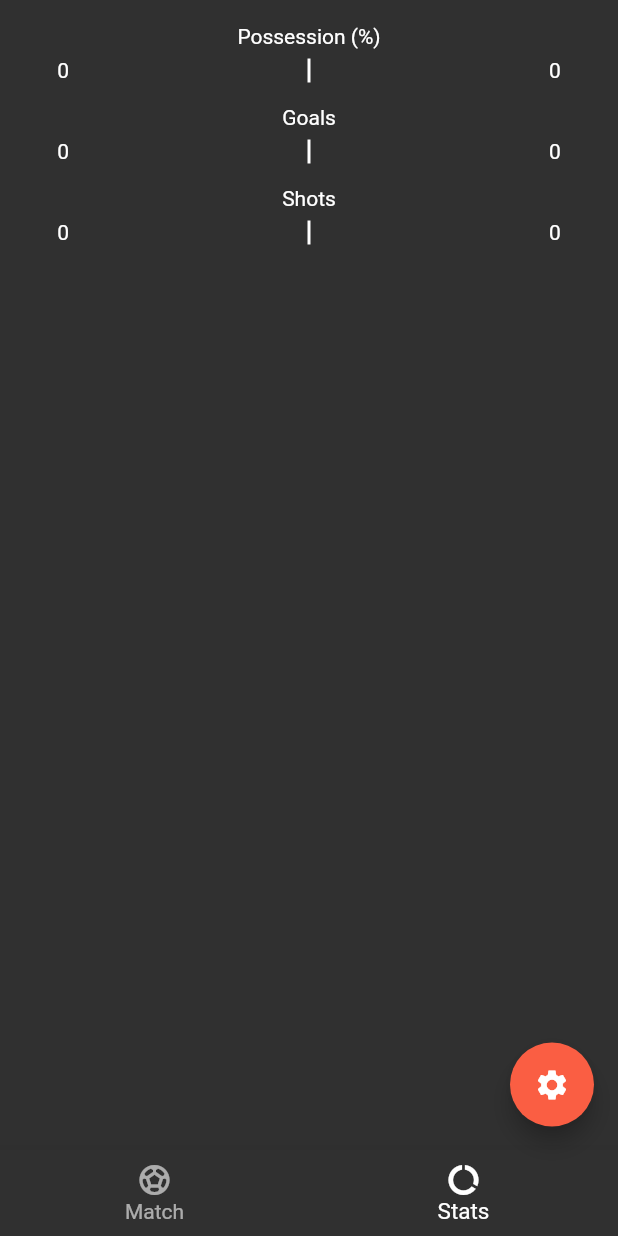
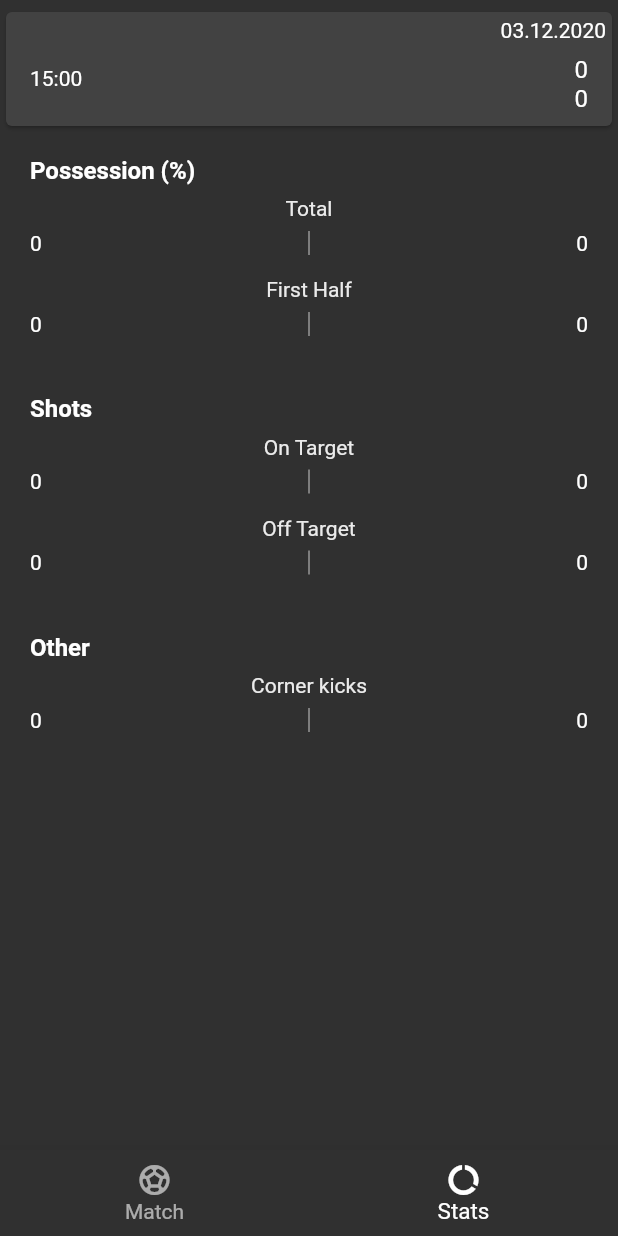
Before and after one commit to mariusschroeter/simple-football-tracker, a Flutter app: the AddMatchStartMatchScreen screen opened directly with empty values, item 2 of the bottom bar chosen, on a phone screen of 412 x 824 dp. Run offline on Flutter 3.47's test engine with Material 2 defaults, Android fonts, the phone set to English and light mode, and no system bars; our stand-ins replace flutter_svg; network calls fail; Roboto replaces fonts that are missing (Georgia).

Commit message:
#basic scoreboard & add stats #NEXT: Add seconds half possession

```diff
--- a/lib/screens/add_match_start_match.screen.dart
+++ b/lib/screens/add_match_start_match.screen.dart
@@ -5,6 +5,7 @@ import 'package:football_provider_app/providers/matches.dart';
 import 'package:football_provider_app/widgets/global_colors.dart';
 import 'package:football_provider_app/widgets/match_ball.dart';
 import 'package:football_provider_app/widgets/match_goal.dart';
+import 'package:football_provider_app/widgets/scoreboard.dart';
 import 'package:football_provider_app/widgets/stats_barchart.dart';
 import 'package:football_provider_app/widgets/stats_list.dart';
 import 'package:provider/provider.dart';
@@ -161,11 +162,15 @@ class _AddMatchStartMatchScreenState extends State<AddMatchStartMatchScreen> {
     return stats;
   }
 
-  _getTotalPercentage(bool isHome) {
+  _getPercentage({bool isHome, bool isTotal = false}) {
     final possession = isHome ? _homePossession : _awayPossession;
-    final totalPossession =
-        isHome ? _totalHomePossession : _totalAwayPossession;
-    return (((possession + totalPossession) / (_start + _totalTime)) * 100);
+    final totalTime = isTotal ? _totalTime : 0;
+    final totalPossession = isHome && isTotal
+        ? _totalHomePossession
+        : !isHome && isTotal
+            ? _totalAwayPossession
+            : 0;
+    return (((possession + totalPossession) / (_start + totalTime)) * 100);
   }
 
   _switchPercentages() {
@@ -346,9 +351,14 @@ class _AddMatchStartMatchScreenState extends State<AddMatchStartMatchScreen> {
 
   //Goal and Shot tracking
   int _homeTeamGoals = 0;
-  int _homeTeamShots = 0;
+  int _homeTeamShotsOnTarget = 0;
+  int _homeTeamShotsOffTarget = 0;
+  int _homeTeamCornerKicks = 0;
+
   int _awayTeamGoals = 0;
-  int _awayTeamShots = 0;
+  int _awayTeamShotsOnTarget = 0;
+  int _awayTeamShotsOffTarget = 0;
+  int _awayTeamCornerKicks = 0;
 
   _checkShot(isHome) {
     showAlertDialog(context, goalCheck: true, isHomeShot: isHome);
@@ -357,21 +367,24 @@ class _AddMatchStartMatchScreenState extends State<AddMatchStartMatchScreen> {
   _onShot({isHomeShot, isGoal = false, isSaved = false, isPast = false}) {
     if (isHomeShot) {
       setState(() {
-        _homeTeamShots = _homeTeamShots + 1;
         if (isGoal) {
           _homeTeamGoals = _homeTeamGoals + 1;
           _switchTeamBallPossession(isHome: false, isInit: true);
         } else if (isSaved) {
+          _homeTeamShotsOnTarget++;
           TapDownDetails details =
               TapDownDetails(localPosition: Offset(_screenWidth / 2, 430));
           _onBallMovement(details);
           _switchTeamBallPossession();
         } else if (isPast) {
+          _homeTeamShotsOffTarget++;
           TapDownDetails details =
               TapDownDetails(localPosition: Offset(_screenWidth / 2, 430));
           _onBallMovement(details);
           _switchTeamBallPossession();
         } else {
+          _homeTeamShotsOnTarget++;
+          _homeTeamCornerKicks++;
           TapDownDetails details;
           if (_ballPosition.dx < (_screenWidth / 2)) {
             details = TapDownDetails(localPosition: Offset(10, 440));
@@ -384,21 +397,24 @@ class _AddMatchStartMatchScreenState extends State<AddMatchStartMatchScreen> {
       });
     } else {
       setState(() {
-        _awayTeamShots = _awayTeamShots + 1;
         if (isGoal) {
           _awayTeamGoals = _awayTeamGoals + 1;
           _switchTeamBallPossession(isHome: false, isInit: true);
         } else if (isSaved) {
+          _awayTeamShotsOnTarget++;
           TapDownDetails details =
               TapDownDetails(localPosition: Offset(_screenWidth / 2, 20));
           _onBallMovement(details);
           _switchTeamBallPossession();
         } else if (isPast) {
+          _awayTeamShotsOffTarget++;
           TapDownDetails details =
               TapDownDetails(localPosition: Offset(_screenWidth / 2, 20));
           _onBallMovement(details);
           _switchTeamBallPossession();
         } else {
+          _awayTeamShotsOnTarget++;
+          _awayTeamCornerKicks++;
           TapDownDetails details;
           if (_ballPosition.dx < (_screenWidth / 2)) {
             details = TapDownDetails(localPosition: Offset(10, 0));
@@ -415,19 +431,42 @@ class _AddMatchStartMatchScreenState extends State<AddMatchStartMatchScreen> {
 
   _updateStatsMap() {
     setState(() {
-      _statsMap['Possession'] = [
-        _getTotalPercentage(true),
-        _getTotalPercentage(false)
-      ];
-      _statsMap['Goals'] = [_homeTeamGoals, _awayTeamGoals];
-      _statsMap['Shots'] = [_homeTeamShots, _awayTeamShots];
+      _statsMap = {
+        'Possession': {
+          'Total': [
+            _getPercentage(isHome: true, isTotal: true),
+            _getPercentage(isHome: false, isTotal: true),
+          ],
+          'First Half': [
+            _getPercentage(isHome: true, isTotal: false),
+            _getPercentage(isHome: false, isTotal: false),
+          ]
+        },
+        'Shots': {
+          'On Target': [_homeTeamShotsOnTarget, _awayTeamShotsOnTarget],
+          'Off Target': [_homeTeamShotsOffTarget, _awayTeamShotsOffTarget],
+        },
+        'Other': {
+          'Corner Kicks': [_homeTeamCornerKicks, _awayTeamCornerKicks],
+        }
+      };
     });
   }
 
-  Map<String, List<num>> _statsMap = {
-    'Possession': [0, 0],
-    'Goals': [0, 0],
-    'Shots': [0, 0],
+  Map<String, Map<String, List<num>>> _statsMap = {
+    'Possession': {
+      'Total': [0, 0],
+      'First Half': [0, 0],
+      // 'Second Half': [0,0],
+    },
+    'Shots': {
+      'On Target': [0, 0],
+      'Off Target': [0, 0],
+    },
+    'Other': {
+      'Corner kicks': [0, 0],
+      // 'Fouls': [0,0],
+    }
   };
 
   //switch between tabs
@@ -448,22 +487,10 @@ class _AddMatchStartMatchScreenState extends State<AddMatchStartMatchScreen> {
         _isExtraTime ? _printDuration(Duration(seconds: _extraTime)) : null;
 
     final statsList = _statsMap.entries
-        .map((e) => BarchartStat(title: e.key, values: e.value))
+        .map((e) => BarchartList(title: e.key, values: e.value))
         .toList();
+    print(statsList);
     return Scaffold(
-      // bottomNavigationBar: BottomNavigationBar(
-      //   currentIndex: 0, // this will be set when a new tab is tapped
-      //   items: [
-      //     BottomNavigationBarItem(
-      //       label: 'Match',
-      //       icon: Icon(Icons.sports_soccer),
-      //     ),
-      //     BottomNavigationBarItem(
-      //       label: 'Stats',
-      //       icon: Icon(Icons.data_usage),
-      //     ),
-      //   ],
-      // ),
       bottomNavigationBar: BottomNavigationBar(
         type: BottomNavigationBarType.fixed,
         selectedItemColor: Colors.white,
@@ -486,39 +513,22 @@ class _AddMatchStartMatchScreenState extends State<AddMatchStartMatchScreen> {
         ],
       ),
       body: SingleChildScrollView(
-        child: Container(
-          child: Padding(
+        child: Column(
+          children: [
+            Padding(
               padding: EdgeInsets.only(top: statusBarHeight),
+              child: Scoreboard(
+                isLive: false,
+                homeTeam: homeTeam,
+                awayTeam: awayTeam,
+                homeGoals: _homeTeamGoals,
+                awayGoals: _awayTeamGoals,
+              ),
+            ),
+            Container(
               child: _currentIndex == 0
                   ? Column(
                       children: [
-                      Padding(
-                        padding: const EdgeInsets.all(8.0),
-                        child: Column(
-                          children: [
-                            NormalTextSize(
-                              title: 'Score',
-                              color: Colors.white,
-                            ),
-                            Row(
-                              mainAxisAlignment: MainAxisAlignment.center,
-                              children: [
-                                NormalTextSize(
-                                    title: "$homeTeam: " +
-                                        _homeTeamGoals.toString(),
-                                    color: Colors.white),
-                                SizedBox(
-                                  width: 12,
-                                ),
-                                NormalTextSize(
-                                    title: "$awayTeam: " +
-                                        _awayTeamGoals.toString(),
-                                    color: Colors.white),
-                              ],
-                            ),
-                          ],
-                        ),
-                      ),
                         Container(
                             height: 500,
                             width: double.infinity,
@@ -538,7 +548,8 @@ class _AddMatchStartMatchScreenState extends State<AddMatchStartMatchScreen> {
                                 GestureDetector(
                                   onTapDown: (TapDownDetails details) =>
                                       _onBallMovement(details),
-                                onDoubleTap: () => _switchTeamBallPossession(),
+                                  onDoubleTap: () =>
+                                      _switchTeamBallPossession(),
                                   child: Container(
                                     color: Colors.transparent,
                                     height: 450,
@@ -553,11 +564,13 @@ class _AddMatchStartMatchScreenState extends State<AddMatchStartMatchScreen> {
                                                     NeverScrollableScrollPhysics(),
                                                 itemBuilder: (ctx, i) =>
                                                     Container(
-                                                height: 450 / widget.zoneLines,
+                                                  height:
+                                                      450 / widget.zoneLines,
                                                   child: FieldZoneRow(
                                                     zoneCount: 3,
                                                     percentages:
-                                                      _getZonePercentages(i + 1)
+                                                        _getZonePercentages(
+                                                                i + 1)
                                                             .percentages,
                                                     showPercentages:
                                                         _showPercentages,
@@ -586,17 +599,15 @@ class _AddMatchStartMatchScreenState extends State<AddMatchStartMatchScreen> {
                                                           showPercentages:
                                                               _showPercentages,
                                                           homePercentage:
-                                                            _homePossession != 0
-                                                                ? ((_homePossession /
-                                                                        _start) *
-                                                                    100)
-                                                                : 0.0,
+                                                              _getPercentage(
+                                                                  isHome: true,
+                                                                  isTotal:
+                                                                      false),
                                                           awayPercentage:
-                                                            _awayPossession != 0
-                                                                ? ((_awayPossession /
-                                                                        _start) *
-                                                                    100)
-                                                                : 0.0,
+                                                              _getPercentage(
+                                                                  isHome: false,
+                                                                  isTotal:
+                                                                      false),
                                                           isTotalZone: true,
                                                         ),
                                                       ],
@@ -610,11 +621,17 @@ class _AddMatchStartMatchScreenState extends State<AddMatchStartMatchScreen> {
                                                             showPercentages:
                                                                 _showPercentages,
                                                             homePercentage:
-                                                              _getTotalPercentage(
+                                                                _getPercentage(
+                                                                    isHome:
+                                                                        true,
+                                                                    isTotal:
                                                                         true),
                                                             awayPercentage:
-                                                              _getTotalPercentage(
-                                                                  false),
+                                                                _getPercentage(
+                                                                    isHome:
+                                                                        false,
+                                                                    isTotal:
+                                                                        true),
                                                             isTotalZone: true,
                                                           ),
                                                         ],
@@ -660,7 +677,8 @@ class _AddMatchStartMatchScreenState extends State<AddMatchStartMatchScreen> {
                                                     _switchTeamBallPossession(
                                                         isHome: false),
                                                 child: Container(
-                                                color: !_homeTeamBallPossession
+                                                  color:
+                                                      !_homeTeamBallPossession
                                                           ? Colors.transparent
                                                           : Colors.grey
                                                               .withOpacity(0.5),
@@ -754,22 +772,52 @@ class _AddMatchStartMatchScreenState extends State<AddMatchStartMatchScreen> {
                         //Timer End ---
                       ],
                     )
-                : Container(
-                    child: Column(
+                  : Column(
                       mainAxisSize: MainAxisSize.min,
                       children: <Widget>[
                         Flexible(
-                            fit: FlexFit.loose,
-                            child: StatsList(
-                              stats: statsList,
-                            ))
+                          child: MediaQuery.removePadding(
+                            context: context,
+                            removeTop: true,
+                            child: ListView.builder(
+                              physics: NeverScrollableScrollPhysics(),
+                              itemBuilder: (ctx, i) => Padding(
+                                padding: const EdgeInsets.symmetric(
+                                    horizontal: 20.0, vertical: 12.0),
+                                child: Column(
+                                  crossAxisAlignment: CrossAxisAlignment.start,
+                                  children: [
+                                    Padding(
+                                      padding: EdgeInsets.only(bottom: 8.0),
+                                      child: Text(
+                                        i == 0
+                                            ? '${statsList[i].title} (%)'
+                                            : '${statsList[i].title}',
+                                        style: TextStyle(
+                                            fontSize: 16,
+                                            color: Colors.white,
+                                            fontWeight: FontWeight.w600),
+                                      ),
+                                    ),
+                                    StatsList(
+                                      stats: statsList[i].values,
+                                    ),
                                   ],
                                 ),
                               ),
+                              itemCount: statsList.length,
+                              shrinkWrap: true,
                             ),
                           ),
+                        )
+                      ],
                     ),
-      floatingActionButton: Column(
+            ),
+          ],
+        ),
+      ),
+      floatingActionButton: _currentIndex == 0
+          ? Column(
               mainAxisAlignment: MainAxisAlignment.end,
               children: [
                 Visibility(
@@ -812,7 +860,8 @@ class _AddMatchStartMatchScreenState extends State<AddMatchStartMatchScreen> {
                   },
                 ),
               ],
-      ),
+            )
+          : SizedBox(),
     );
   }
 
@@ -891,9 +940,9 @@ class _AddMatchStartMatchScreenState extends State<AddMatchStartMatchScreen> {
   }
 }
 
-class BarchartStat {
+class BarchartList {
   String title;
-  List<num> values;
+  Map<String, List<num>> values;
 
-  BarchartStat({this.title, this.values});
+  BarchartList({this.title, this.values});
 }
--- /dev/null
+++ b/lib/widgets/scoreboard.dart
@@ -0,0 +1,60 @@
+import 'package:flutter/material.dart';
+import 'package:intl/intl.dart';
+
+class Scoreboard extends StatelessWidget {
+  final bool isLive;
+  final String homeTeam;
+  final String awayTeam;
+  final int homeGoals;
+  final int awayGoals;
+
+  Scoreboard({
+    this.isLive = false,
+    this.homeTeam,
+    this.awayTeam,
+    this.homeGoals,
+    this.awayGoals,
+  });
+
+  @override
+  Widget build(BuildContext context) {
+    return Card(
+      margin: const EdgeInsets.only(top: 8, right: 4, bottom: 8, left: 4),
+      child: Column(
+        children: [
+          Row(
+            mainAxisAlignment: MainAxisAlignment.end,
+            children: [
+              Padding(
+                padding: const EdgeInsets.only(top: 4.0, right: 4.0),
+                child: Text(
+                  DateFormat('dd.MM.yyyy').format(DateTime.now()),
+                ),
+              ),
+            ],
+          ),
+          ListTile(
+            leading: Text('15:00'),
+            title: Column(
+              crossAxisAlignment: CrossAxisAlignment.start,
+              children: [
+                Row(
+                  children: [
+                    Expanded(flex: 1, child: Text(homeTeam)),
+                    Text(homeGoals.toString())
+                  ],
+                ),
+                Row(
+                  children: [
+                    Expanded(flex: 1, child: Text(awayTeam)),
+                    Text(awayGoals.toString())
+                  ],
+                ),
+              ],
+            ),
+          ),
+        ],
+      ),
+    );
+  }
+}
--- a/lib/widgets/stats_barchart.dart
+++ b/lib/widgets/stats_barchart.dart
@@ -1,27 +1,26 @@
 import 'package:flutter/material.dart';
 import 'package:football_provider_app/widgets/global_colors.dart';
-import 'package:football_provider_app/widgets/text_elements.dart';
 
 class StatsBarchart extends StatelessWidget {
   final String title;
   final num homeValue;
   final num awayValue;
-  final bool isPossession;
 
-  StatsBarchart(
-      {this.title, this.homeValue, this.awayValue, this.isPossession = false});
+  StatsBarchart({this.title, this.homeValue, this.awayValue});
 
   @override
   Widget build(BuildContext context) {
     final homeValueFormatted = homeValue.toStringAsFixed(0);
     final awayValueFormatted = awayValue.toStringAsFixed(0);
-    final titleFormatted = isPossession ? title + " (%)" : title;
-    return Padding(
+    return Container(
+      child: Padding(
         padding: const EdgeInsets.only(bottom: 8.0),
         child: Column(
-        mainAxisAlignment: MainAxisAlignment.center,
           children: [
-          Text(titleFormatted),
+            Text(
+              title,
+              style: TextStyle(color: Colors.white.withOpacity(0.9)),
+            ),
             Row(
               crossAxisAlignment: CrossAxisAlignment.center,
               children: [
@@ -29,7 +28,7 @@ class StatsBarchart extends StatelessWidget {
                     width: 30,
                     child: Text(
                       '$homeValueFormatted',
-                    textAlign: TextAlign.right,
+                      textAlign: TextAlign.left,
                     )),
                 SizedBox(
                   width: 16,
@@ -51,11 +50,12 @@ class StatsBarchart extends StatelessWidget {
                     width: 30,
                     child: Text(
                       '$awayValueFormatted',
-                    textAlign: TextAlign.left,
+                      textAlign: TextAlign.right,
                     )),
               ],
             ),
           ],
+        ),
       ),
     );
   }
@@ -84,7 +84,7 @@ class StatsBarchartPainter extends CustomPainter {
 
     var paint = Paint()
       ..color = Colors.white
-      ..strokeWidth = 2
+      ..strokeWidth = 0.5
       ..style = PaintingStyle.fill;
 
     canvas.drawLine(center, centerParallel, paint);
--- a/lib/widgets/stats_list.dart
+++ b/lib/widgets/stats_list.dart
@@ -1,25 +1,37 @@
 import 'package:flutter/material.dart';
+import 'package:football_provider_app/screens/add_match_start_match.screen.dart';
 import 'package:football_provider_app/widgets/stats_barchart.dart';
 
 class StatsList extends StatelessWidget {
-  final List<dynamic> stats;
+  final Map<String, List<num>> stats;
 
   StatsList({this.stats});
 
   @override
   Widget build(BuildContext context) {
-    return Padding(
-      padding: const EdgeInsets.all(16.0),
+    final statsList = stats.entries
+        .map((e) => BarchartStat(title: e.key, values: e.value))
+        .toList();
+    return MediaQuery.removePadding(
+      context: context,
+      removeTop: true,
       child: ListView.builder(
+        physics: NeverScrollableScrollPhysics(),
         itemBuilder: (ctx, i) => StatsBarchart(
-          title: stats[i].title,
-          homeValue: stats[i].values[0],
-          awayValue: stats[i].values[1],
-          isPossession: i == 0,
+          title: statsList[i].title,
+          homeValue: statsList[i].values[0],
+          awayValue: statsList[i].values[1],
         ),
-        itemCount: stats.length,
+        itemCount: statsList.length,
         shrinkWrap: true,
       ),
     );
   }
 }
+
+class BarchartStat {
+  String title;
+  List<num> values;
+
+  BarchartStat({this.title, this.values});
+}
--- a/lib/widgets/text_elements.dart
+++ b/lib/widgets/text_elements.dart
@@ -3,20 +3,20 @@ import 'package:flutter/material.dart';
 class NormalTextSize extends StatelessWidget {
   final String title;
   final Color color;
-  final double padding;
+  final EdgeInsets padding;
   final double size;
 
   NormalTextSize({
     this.title,
     this.color = Colors.black,
-    this.padding = 0.0,
+    this.padding = const EdgeInsets.all(0.0),
     this.size = 20,
   });
 
   @override
   Widget build(BuildContext context) {
     return Padding(
-      padding: EdgeInsets.all(padding),
+      padding: padding,
       child: Text(
         title,
         style: TextStyle(fontSize: size, color: color),
```
Lines whose indentation alone changed are shown as unchanged.
